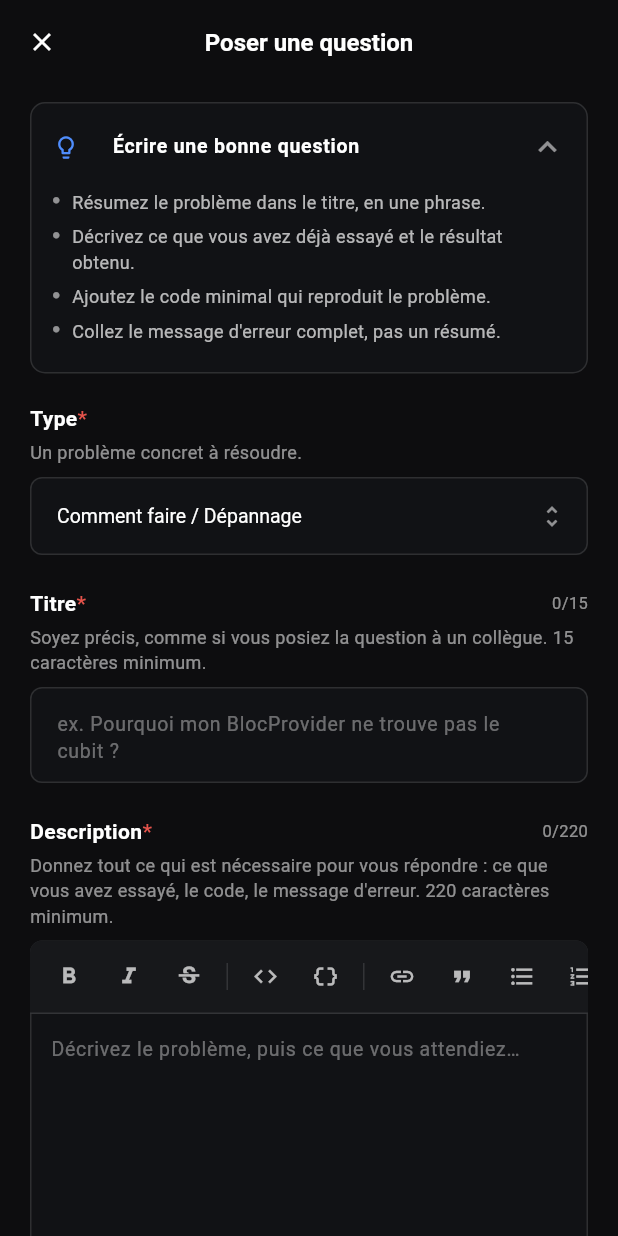
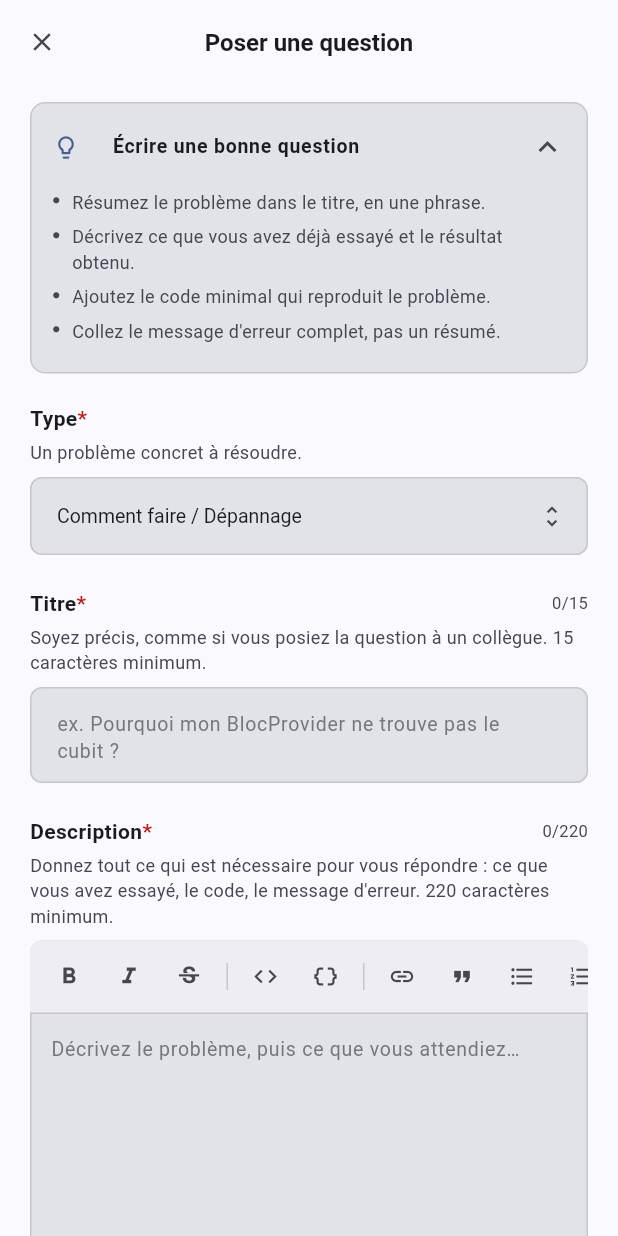
Before and after one commit to FlutterFire-Summer-Camp-Groupe-12/ask-dev, a Flutter app: the AskQuestionView screen opened directly, after a tap on "Écrire une bonne question", on a phone screen of 412 x 824 dp. Run offline on Flutter 3.47's test engine with Material 3 defaults, Android fonts, the phone set to English and light mode, and no system bars; our stand-ins replace auto_route, cloud_firestore, equatable, firebase_auth, firebase_core, flutter_bloc and 4 more; accounts and stored records are empty.

Commit message:
Uniformisation du thème sur la page Poser une question
- AppBar et Scaffold utilisent désormais le thème Material (plus de AppColors en dur)
- Tous les widgets du formulaire (champs, chips, toolbar, sections) lisent Theme.of(context).colorScheme
- Suppression de AppColors.dart, la palette est entièrement pilotée par le thème
- L'apparence suit le toggle clair/sombre sur toutes les pages

```diff
--- a/lib/core/themes/app_colors.dart
+++ /dev/null
@@ -1,33 +0,0 @@
-import 'package:flutter/material.dart';
-
-/// Palette sombre partagée par les écrans de l'application.
-///
-/// Les écrans existants utilisent déjà ces valeurs en dur ; les nouveaux
-/// écrans passent par cette classe pour garder une seule source de vérité.
-abstract final class AppColors {
-  /// Fond général des écrans.
-  static const Color background = Color(0xFF0D0D0F);
-
-  /// Fond des cartes et des champs de formulaire.
-  static const Color surface = Color(0xFF111215);
-
-  /// Fond des éléments posés sur une carte (chips, barre d'outils).
-  static const Color surfaceHigh = Color(0xFF17181B);
-
-  /// Bordure discrète (équivalent de `Colors.white12`).
-  static const Color border = Color(0x1FFFFFFF);
-
-  /// Bordure d'un élément survolé ou sélectionné (`Colors.white24`).
-  static const Color borderStrong = Color(0x3DFFFFFF);
-
-  /// Couleur d'accent : champ actif, bouton principal, lien.
-  static const Color accent = Color(0xFF4F8DFD);
-
-  /// Couleur des erreurs et des astérisques « champ requis ».
-  static const Color danger = Color(0xFFE5534B);
-
-  static const Color textPrimary = Colors.white;
-  static const Color textSecondary = Color(0xB3FFFFFF);
-  static const Color textMuted = Color(0x8AFFFFFF);
-  static const Color textFaint = Color(0x61FFFFFF);
-}
--- a/lib/features/forum/presentation/pages/ask_question_page.dart
+++ b/lib/features/forum/presentation/pages/ask_question_page.dart
@@ -1,4 +1,3 @@
-import 'package:askdev/core/themes/app_colors.dart';
 import 'package:askdev/core/utils/extensions_context.dart';
 import 'package:askdev/core/utils/responsive.dart';
 import 'package:askdev/dependency_injection/injection.dart';
@@ -84,25 +83,19 @@ class _AskQuestionViewState extends State<AskQuestionView> {
           (current.error != null && previous.error != current.error),
       listener: _onStateChanged,
       child: Scaffold(
-        backgroundColor: AppColors.background,
         appBar: AppBar(
-          backgroundColor: AppColors.background,
           elevation: 0,
           centerTitle: true,
           leading: IconButton(
             onPressed: () => Navigator.maybePop(context),
             icon: const Icon(Icons.close),
             iconSize: 20,
-            color: AppColors.textPrimary,
+            color: Theme.of(context).colorScheme.onSurfaceVariant,
             tooltip: 'Fermer',
           ),
           title: const Text(
             'Poser une question',
-            style: TextStyle(
-              color: AppColors.textPrimary,
-              fontSize: 16,
-              fontWeight: FontWeight.w600,
-            ),
+            style: TextStyle(fontSize: 16, fontWeight: FontWeight.w600),
           ),
         ),
         body: SafeArea(
@@ -164,6 +157,7 @@ class _AskQuestionViewState extends State<AskQuestionView> {
           previous.showErrors != current.showErrors ||
           previous.isSubmitting != current.isSubmitting,
       builder: (context, state) {
+        final colors = Theme.of(context).colorScheme;
         final error = state.showErrors ? state.titleError : null;
         return QuestionFormSection(
           label: 'Titre',
@@ -182,12 +176,13 @@ class _AskQuestionViewState extends State<AskQuestionView> {
             textInputAction: TextInputAction.next,
             minLines: 1,
             maxLines: 2,
-            style: const TextStyle(
-              color: AppColors.textPrimary,
+            style: TextStyle(
+              color: colors.onSurface,
               fontSize: 14,
               height: 1.4,
             ),
             decoration: questionFieldDecoration(
+              colors: colors,
               hintText: 'ex. Pourquoi mon BlocProvider ne trouve pas le cubit ?',
               hasError: error != null,
             ),
@@ -204,6 +199,7 @@ class _AskQuestionViewState extends State<AskQuestionView> {
           previous.showErrors != current.showErrors ||
           previous.isSubmitting != current.isSubmitting,
       builder: (context, state) {
+        final colors = Theme.of(context).colorScheme;
         final error = state.showErrors ? state.contentError : null;
         return QuestionFormSection(
           label: 'Description',
@@ -218,10 +214,10 @@ class _AskQuestionViewState extends State<AskQuestionView> {
           ),
           child: DecoratedBox(
             decoration: BoxDecoration(
-              color: AppColors.surface,
+              color: colors.surfaceContainerHighest,
               borderRadius: BorderRadius.circular(8),
               border: Border.all(
-                color: error != null ? AppColors.danger : AppColors.border,
+                color: error != null ? colors.error : colors.outlineVariant,
               ),
             ),
             child: Column(
@@ -238,18 +234,18 @@ class _AskQuestionViewState extends State<AskQuestionView> {
                   maxLines: null,
                   keyboardType: TextInputType.multiline,
                   textCapitalization: TextCapitalization.sentences,
-                  style: const TextStyle(
-                    color: AppColors.textPrimary,
+                  style: TextStyle(
+                    color: colors.onSurface,
                     fontSize: 13,
                     height: 1.5,
                   ),
-                  decoration: const InputDecoration(
+                  decoration: InputDecoration(
                     border: InputBorder.none,
-                    contentPadding: EdgeInsets.all(14),
+                    contentPadding: const EdgeInsets.all(14),
                     hintText:
                         'Décrivez le problème, puis ce que vous attendiez…',
                     hintStyle: TextStyle(
-                      color: AppColors.textFaint,
+                      color: colors.outline,
                       fontSize: 13,
                     ),
                   ),
@@ -278,7 +274,10 @@ class _AskQuestionViewState extends State<AskQuestionView> {
           error: error,
           trailing: Text(
             '${state.tags.length}/${AskQuestionState.maxTags}',
-            style: const TextStyle(color: AppColors.textMuted, fontSize: 11),
+            style: TextStyle(
+              color: Theme.of(context).colorScheme.onSurfaceVariant,
+              fontSize: 11,
+            ),
           ),
           child: TagInputField(
             tags: state.tags,
@@ -299,25 +298,26 @@ class _AskQuestionViewState extends State<AskQuestionView> {
       buildWhen: (previous, current) =>
           previous.isSubmitting != current.isSubmitting,
       builder: (context, state) {
+        final colors = Theme.of(context).colorScheme;
         return SizedBox(
           height: 46,
           child: FilledButton(
             onPressed: state.isSubmitting ? null : cubit.submit,
             style: FilledButton.styleFrom(
-              backgroundColor: AppColors.accent,
-              disabledBackgroundColor: AppColors.accent.withValues(alpha: 0.4),
-              foregroundColor: Colors.white,
+              backgroundColor: colors.primary,
+              disabledBackgroundColor: colors.primary.withValues(alpha: 0.4),
+              foregroundColor: colors.onPrimary,
               shape: RoundedRectangleBorder(
                 borderRadius: BorderRadius.circular(8),
               ),
             ),
             child: state.isSubmitting
-                ? const SizedBox(
+                ? SizedBox(
                     height: 20,
                     width: 20,
                     child: CircularProgressIndicator(
                       strokeWidth: 2,
-                      color: Colors.white,
+                      color: colors.onPrimary,
                     ),
                   )
                 : const Text(
@@ -343,11 +343,12 @@ class _CharacterCounter extends StatelessWidget {
 
   @override
   Widget build(BuildContext context) {
+    final colors = Theme.of(context).colorScheme;
     final reached = current >= minimum;
     return Text(
       '$current/$minimum',
       style: TextStyle(
-        color: reached ? AppColors.accent : AppColors.textMuted,
+        color: reached ? colors.primary : colors.onSurfaceVariant,
         fontSize: 11,
         fontWeight: reached ? FontWeight.w600 : FontWeight.w400,
       ),
@@ -361,28 +362,29 @@ class _WritingTips extends StatelessWidget {
 
   @override
   Widget build(BuildContext context) {
+    final colors = Theme.of(context).colorScheme;
     return Container(
       decoration: BoxDecoration(
-        color: AppColors.surface,
+        color: colors.surfaceContainerHighest,
         borderRadius: BorderRadius.circular(10),
-        border: Border.all(color: AppColors.border),
+        border: Border.all(color: colors.outlineVariant),
       ),
       child: Theme(
         data: Theme.of(context).copyWith(dividerColor: Colors.transparent),
-        child: const ExpansionTile(
-          tilePadding: EdgeInsets.symmetric(horizontal: 14),
-          childrenPadding: EdgeInsets.fromLTRB(14, 0, 14, 12),
-          iconColor: AppColors.textMuted,
-          collapsedIconColor: AppColors.textMuted,
+        child: ExpansionTile(
+          tilePadding: const EdgeInsets.symmetric(horizontal: 14),
+          childrenPadding: const EdgeInsets.fromLTRB(14, 0, 14, 12),
+          iconColor: colors.onSurfaceVariant,
+          collapsedIconColor: colors.onSurfaceVariant,
           leading: Icon(
             Icons.lightbulb_outline,
             size: 18,
-            color: AppColors.accent,
+            color: colors.primary,
           ),
           title: Text(
             'Écrire une bonne question',
             style: TextStyle(
-              color: AppColors.textPrimary,
+              color: colors.onSurface,
               fontSize: 13,
               fontWeight: FontWeight.w600,
             ),
@@ -406,20 +408,25 @@ class _Tip extends StatelessWidget {
 
   @override
   Widget build(BuildContext context) {
+    final colors = Theme.of(context).colorScheme;
     return Padding(
       padding: const EdgeInsets.only(bottom: 6),
       child: Row(
         crossAxisAlignment: CrossAxisAlignment.start,
         children: [
-          const Padding(
-            padding: EdgeInsets.only(top: 5, right: 8),
-            child: Icon(Icons.circle, size: 5, color: AppColors.textMuted),
+          Padding(
+            padding: const EdgeInsets.only(top: 5, right: 8),
+            child: Icon(
+              Icons.circle,
+              size: 5,
+              color: colors.onSurfaceVariant,
+            ),
           ),
           Expanded(
             child: Text(
               text,
-              style: const TextStyle(
-                color: AppColors.textSecondary,
+              style: TextStyle(
+                color: colors.onSurfaceVariant,
                 fontSize: 12,
                 height: 1.45,
               ),
--- a/lib/features/forum/presentation/widgets/markdown_toolbar.dart
+++ b/lib/features/forum/presentation/widgets/markdown_toolbar.dart
@@ -1,4 +1,3 @@
-import 'package:askdev/core/themes/app_colors.dart';
 import 'package:flutter/material.dart';
 
 /// Barre d'outils Markdown posée au-dessus du champ de description.
@@ -18,11 +17,12 @@ class MarkdownToolbar extends StatelessWidget {
 
   @override
   Widget build(BuildContext context) {
+    final colors = Theme.of(context).colorScheme;
     return Container(
-      decoration: const BoxDecoration(
-        color: AppColors.surfaceHigh,
-        border: Border(bottom: BorderSide(color: AppColors.border)),
-        borderRadius: BorderRadius.vertical(top: Radius.circular(8)),
+      decoration: BoxDecoration(
+        color: colors.surfaceContainer,
+        border: Border(bottom: BorderSide(color: colors.outlineVariant)),
+        borderRadius: const BorderRadius.vertical(top: Radius.circular(8)),
       ),
       child: SingleChildScrollView(
         scrollDirection: Axis.horizontal,
@@ -150,11 +150,12 @@ class _ToolbarButton extends StatelessWidget {
 
   @override
   Widget build(BuildContext context) {
+    final colors = Theme.of(context).colorScheme;
     return IconButton(
       onPressed: onPressed,
       icon: Icon(icon, size: 18),
-      color: AppColors.textSecondary,
-      disabledColor: AppColors.textFaint,
+      color: colors.onSurfaceVariant,
+      disabledColor: colors.outline,
       tooltip: tooltip,
       visualDensity: VisualDensity.compact,
       constraints: const BoxConstraints.tightFor(width: 34, height: 34),
@@ -172,7 +173,7 @@ class _ToolbarDivider extends StatelessWidget {
       width: 1,
       height: 18,
       margin: const EdgeInsets.symmetric(horizontal: 5),
-      color: AppColors.border,
+      color: Theme.of(context).colorScheme.outlineVariant,
     );
   }
 }
--- a/lib/features/forum/presentation/widgets/question_form_section.dart
+++ b/lib/features/forum/presentation/widgets/question_form_section.dart
@@ -1,4 +1,3 @@
-import 'package:askdev/core/themes/app_colors.dart';
 import 'package:flutter/material.dart';
 
 /// Bloc « libellé + consigne + champ » répété tout au long du formulaire.
@@ -22,6 +21,7 @@ class QuestionFormSection extends StatelessWidget {
 
   @override
   Widget build(BuildContext context) {
+    final colors = Theme.of(context).colorScheme;
     return Column(
       crossAxisAlignment: CrossAxisAlignment.start,
       children: [
@@ -31,16 +31,16 @@ class QuestionFormSection extends StatelessWidget {
               child: Text.rich(
                 TextSpan(
                   text: label,
-                  style: const TextStyle(
-                    color: AppColors.textPrimary,
+                  style: TextStyle(
+                    color: colors.onSurface,
                     fontSize: 14,
                     fontWeight: FontWeight.w600,
                   ),
                   children: [
                     if (isRequired)
-                      const TextSpan(
+                      TextSpan(
                         text: '*',
-                        style: TextStyle(color: AppColors.danger),
+                        style: TextStyle(color: colors.error),
                       ),
                   ],
                 ),
@@ -53,8 +53,8 @@ class QuestionFormSection extends StatelessWidget {
           const SizedBox(height: 4),
           Text(
             hint!,
-            style: const TextStyle(
-              color: AppColors.textMuted,
+            style: TextStyle(
+              color: colors.onSurfaceVariant,
               fontSize: 12,
               height: 1.4,
             ),
@@ -66,12 +66,16 @@ class QuestionFormSection extends StatelessWidget {
           const SizedBox(height: 6),
           Row(
             children: [
-              const Icon(Icons.error_outline, size: 14, color: AppColors.danger),
+              Icon(
+                Icons.error_outline,
+                size: 14,
+                color: colors.error,
+              ),
               const SizedBox(width: 6),
               Expanded(
                 child: Text(
                   error!,
-                  style: const TextStyle(color: AppColors.danger, fontSize: 12),
+                  style: TextStyle(color: colors.error, fontSize: 12),
                 ),
               ),
             ],
@@ -84,6 +88,7 @@ class QuestionFormSection extends StatelessWidget {
 
 /// Décoration commune aux champs texte du formulaire.
 InputDecoration questionFieldDecoration({
+  required ColorScheme colors,
   String? hintText,
   bool hasError = false,
   EdgeInsets contentPadding = const EdgeInsets.symmetric(horizontal: 14, vertical: 14),
@@ -95,20 +100,20 @@ InputDecoration questionFieldDecoration({
 
   return InputDecoration(
     hintText: hintText,
-    hintStyle: const TextStyle(color: AppColors.textFaint, fontSize: 13),
+    hintStyle: TextStyle(color: colors.outline, fontSize: 13),
     filled: true,
-    fillColor: AppColors.surface,
+    fillColor: colors.surfaceContainerHighest,
     isDense: true,
     contentPadding: contentPadding,
     enabledBorder: border(
-      hasError ? AppColors.danger : AppColors.border,
+      hasError ? colors.error : colors.outlineVariant,
       1,
     ),
     focusedBorder: border(
-      hasError ? AppColors.danger : AppColors.accent,
+      hasError ? colors.error : colors.primary,
       1.6,
     ),
-    disabledBorder: border(AppColors.border, 1),
+    disabledBorder: border(colors.outlineVariant, 1),
     errorStyle: const TextStyle(height: 0, fontSize: 0),
   );
 }
--- a/lib/features/forum/presentation/widgets/question_type_dropdown.dart
+++ b/lib/features/forum/presentation/widgets/question_type_dropdown.dart
@@ -1,4 +1,3 @@
-import 'package:askdev/core/themes/app_colors.dart';
 import 'package:askdev/features/forum/domain/entities/question_type.dart';
 import 'package:askdev/features/forum/presentation/widgets/question_form_section.dart';
 import 'package:flutter/material.dart';
@@ -17,6 +16,7 @@ class QuestionTypeDropdown extends StatelessWidget {
 
   @override
   Widget build(BuildContext context) {
+    final colors = Theme.of(context).colorScheme;
     return DropdownButtonFormField<QuestionType>(
       initialValue: value,
       onChanged: enabled
@@ -25,11 +25,11 @@ class QuestionTypeDropdown extends StatelessWidget {
             }
           : null,
       isExpanded: true,
-      dropdownColor: AppColors.surfaceHigh,
+      dropdownColor: colors.surfaceContainer,
       borderRadius: BorderRadius.circular(8),
-      icon: const Icon(Icons.unfold_more, size: 18, color: AppColors.textMuted),
-      style: const TextStyle(color: AppColors.textPrimary, fontSize: 13),
-      decoration: questionFieldDecoration(),
+      icon: Icon(Icons.unfold_more, size: 18, color: colors.onSurfaceVariant),
+      style: TextStyle(color: colors.onSurface, fontSize: 13),
+      decoration: questionFieldDecoration(colors: colors),
       items: [
         for (final type in QuestionType.values)
           DropdownMenuItem<QuestionType>(
@@ -38,8 +38,8 @@ class QuestionTypeDropdown extends StatelessWidget {
               type.label,
               maxLines: 1,
               overflow: TextOverflow.ellipsis,
-              style: const TextStyle(
-                color: AppColors.textPrimary,
+              style: TextStyle(
+                color: colors.onSurface,
                 fontSize: 13,
               ),
             ),
@@ -53,8 +53,8 @@ class QuestionTypeDropdown extends StatelessWidget {
               type.label,
               maxLines: 1,
               overflow: TextOverflow.ellipsis,
-              style: const TextStyle(
-                color: AppColors.textPrimary,
+              style: TextStyle(
+                color: colors.onSurface,
                 fontSize: 13,
               ),
             ),
--- a/lib/features/forum/presentation/widgets/tag_input_field.dart
+++ b/lib/features/forum/presentation/widgets/tag_input_field.dart
@@ -1,4 +1,3 @@
-import 'package:askdev/core/themes/app_colors.dart';
 import 'package:askdev/features/forum/presentation/widgets/question_form_section.dart';
 import 'package:flutter/material.dart';
 import 'package:flutter/services.dart';
@@ -70,6 +69,7 @@ class _TagInputFieldState extends State<TagInputField> {
 
   @override
   Widget build(BuildContext context) {
+    final colors = Theme.of(context).colorScheme;
     final suggestions = _visibleSuggestions;
 
     return Column(
@@ -97,7 +97,7 @@ class _TagInputFieldState extends State<TagInputField> {
           onChanged: (_) => setState(() {}),
           onSubmitted: _submit,
           textInputAction: TextInputAction.done,
-          style: const TextStyle(color: AppColors.textPrimary, fontSize: 13),
+          style: TextStyle(color: colors.onSurface, fontSize: 13),
           inputFormatters: [
             // Un espace ou une virgule valide le tag en cours.
             FilteringTextInputFormatter.deny(
@@ -106,15 +106,16 @@ class _TagInputFieldState extends State<TagInputField> {
             ),
           ],
           decoration: questionFieldDecoration(
+            colors: colors,
             hintText: _isFull
                 ? '${widget.maxTags} tags maximum atteints'
                 : 'ex. (flutter dart firebase)',
             hasError: widget.hasError,
           ).copyWith(
-            prefixIcon: const Icon(
+            prefixIcon: Icon(
               Icons.search,
               size: 18,
-              color: AppColors.textMuted,
+              color: colors.onSurfaceVariant,
             ),
             prefixIconConstraints: const BoxConstraints.tightFor(
               width: 38,
@@ -125,7 +126,7 @@ class _TagInputFieldState extends State<TagInputField> {
                 : IconButton(
                     onPressed: () => _submit(_controller.text),
                     icon: const Icon(Icons.add, size: 18),
-                    color: AppColors.accent,
+                    color: colors.primary,
                     tooltip: 'Ajouter ce tag',
                   ),
           ),
@@ -157,27 +158,28 @@ class _SelectedTagChip extends StatelessWidget {
 
   @override
   Widget build(BuildContext context) {
+    final colors = Theme.of(context).colorScheme;
     return Container(
       padding: const EdgeInsets.only(left: 10, right: 4, top: 4, bottom: 4),
       decoration: BoxDecoration(
-        color: AppColors.accent.withValues(alpha: 0.14),
+        color: colors.primary.withValues(alpha: 0.14),
         borderRadius: BorderRadius.circular(6),
-        border: Border.all(color: AppColors.accent.withValues(alpha: 0.45)),
+        border: Border.all(color: colors.primary.withValues(alpha: 0.45)),
       ),
       child: Row(
         mainAxisSize: MainAxisSize.min,
         children: [
           Text(
             label,
-            style: const TextStyle(color: AppColors.accent, fontSize: 12),
+            style: TextStyle(color: colors.primary, fontSize: 12),
           ),
           const SizedBox(width: 2),
           InkWell(
             onTap: onRemoved,
             borderRadius: BorderRadius.circular(10),
-            child: const Padding(
-              padding: EdgeInsets.all(2),
-              child: Icon(Icons.close, size: 14, color: AppColors.accent),
+            child: Padding(
+              padding: const EdgeInsets.all(2),
+              child: Icon(Icons.close, size: 14, color: colors.primary),
             ),
           ),
         ],
@@ -194,19 +196,20 @@ class _SuggestionChip extends StatelessWidget {
 
   @override
   Widget build(BuildContext context) {
+    final colors = Theme.of(context).colorScheme;
     return InkWell(
       onTap: onTap,
       borderRadius: BorderRadius.circular(6),
       child: Container(
         padding: const EdgeInsets.symmetric(horizontal: 10, vertical: 6),
         decoration: BoxDecoration(
-          color: AppColors.surfaceHigh,
+          color: colors.surfaceContainer,
           borderRadius: BorderRadius.circular(6),
-          border: Border.all(color: AppColors.border),
+          border: Border.all(color: colors.outlineVariant),
         ),
         child: Text(
           label,
-          style: const TextStyle(color: AppColors.textSecondary, fontSize: 12),
+          style: TextStyle(color: colors.onSurfaceVariant, fontSize: 12),
         ),
       ),
     );
--- a/lib/features/profile/presentation/pages/edit_profile_page.dart
+++ b/lib/features/profile/presentation/pages/edit_profile_page.dart
@@ -20,7 +20,7 @@ class _EditProfilePageState extends State<EditProfilePage> {
   final _formKey = GlobalKey<FormState>();
   final _pseudoController = TextEditingController();
   final _bioController = TextEditingController();
-  late final List<String> _topics = <String>[];
+  List<String> _topics = <String>[];
   bool _initialized = false;
 
   @override
```
